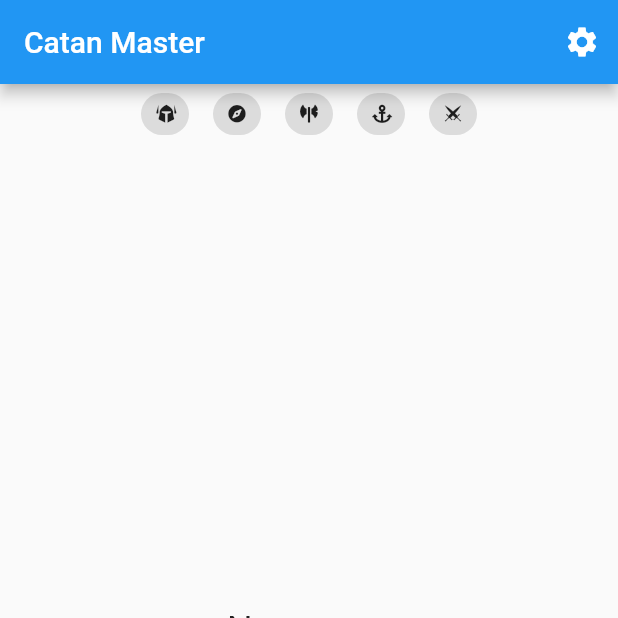
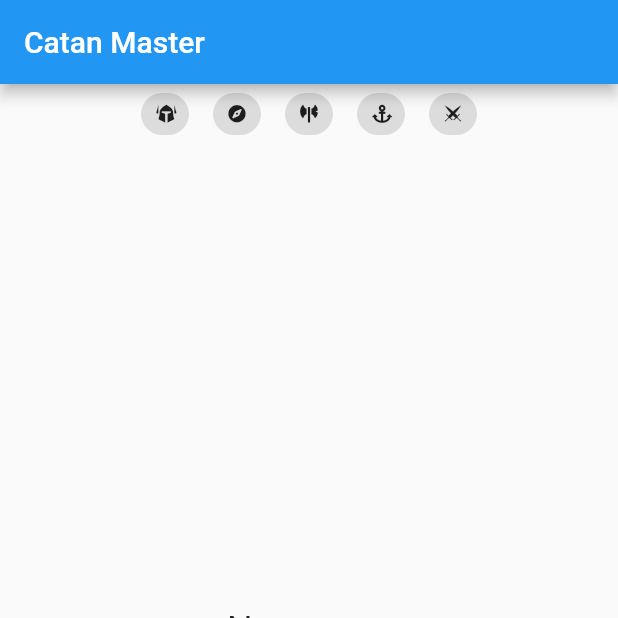
Before and after one commit to wietsebuseyne/CatanMaster, a Flutter app: the screen it shows after launch, on a phone screen of 412 x 824 dp, the top half of it. Run offline on Flutter 3.47's test engine with Material 2 defaults, Android fonts, the phone set to English and light mode, and no system bars; our stand-ins replace bloc, dartz, equatable, firebase_core, firebase_database, flutter_bloc and 5 more; missing offline and left inert: polygon_clipper; accounts and stored records are empty; generated files the repository leaves out were written again.

Commit message:
Removes settings app bar icon

```diff
--- a/lib/presentation/core/catan_master_app.dart
+++ b/lib/presentation/core/catan_master_app.dart
@@ -90,7 +90,7 @@ class CatanMasterHomeScreen extends StatelessWidget {
       appBar: AppBar(
         title: Text("Catan Master"),
         actions: [
-          IconButton(icon: Icon(Icons.settings), onPressed: () {}),
+//          IconButton(icon: Icon(Icons.settings), onPressed: () {}),
         ],
       ),
       body: _createPage(tab),
```
